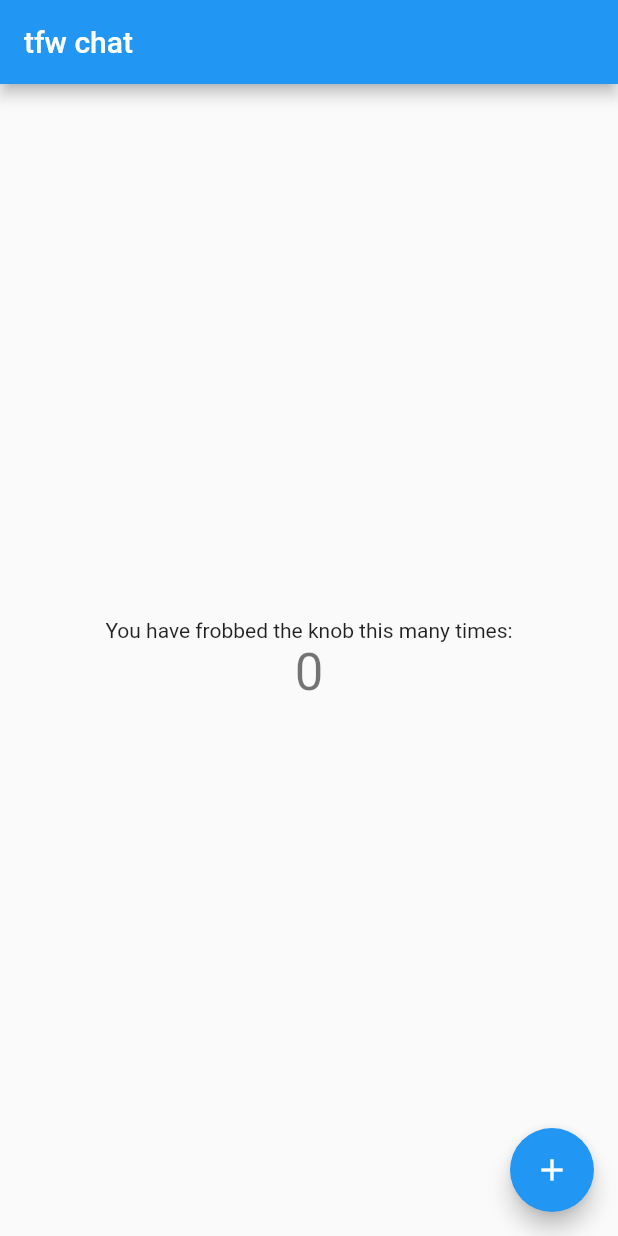
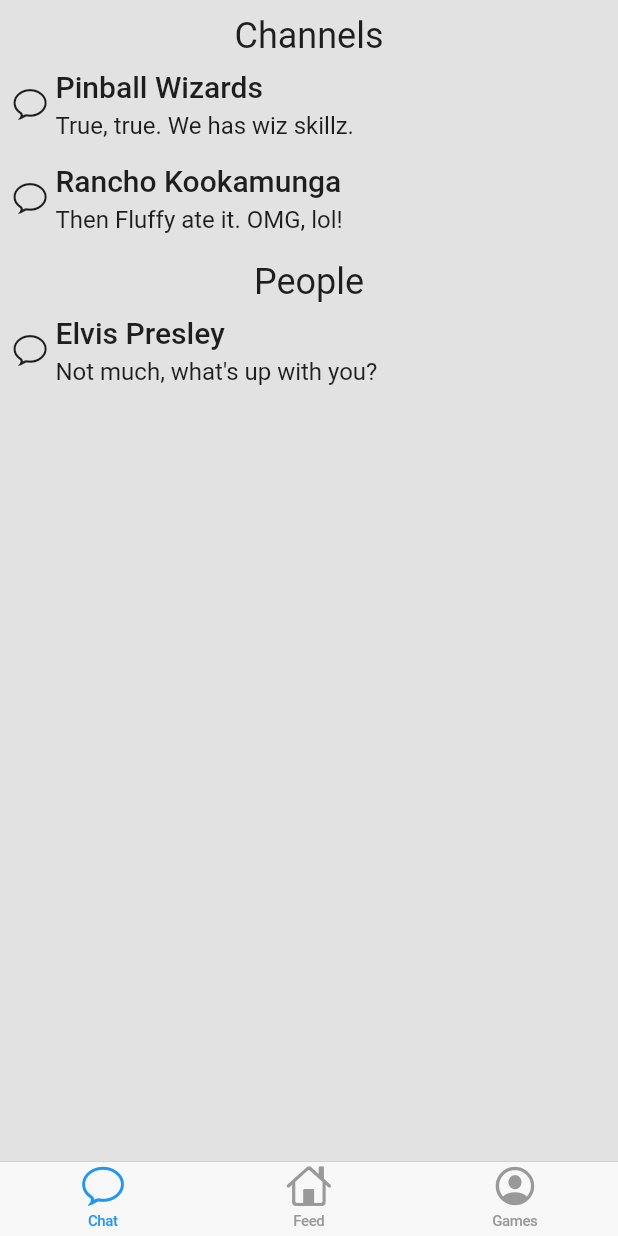
Before and after one commit to ggfolks/chatapp, a Flutter app: the screen it shows after launch, on a phone screen of 412 x 824 dp. Run offline on Flutter 3.47's test engine with Material 2 defaults, Android fonts, the phone set to English and light mode, and no system bars; our stand-ins replace built_collection, built_value, flutter_mobx, mobx; generated files the repository leaves out were written again.

Commit message:
Various progress on UI and data model.
Dart makes me sad, but Flutter is pretty amazing.

```diff
--- /dev/null
+++ b/lib/chat_tab.dart
@@ -0,0 +1,82 @@
+import 'package:flutter/cupertino.dart';
+import 'package:flutter/material.dart';
+import 'package:flutter_mobx/flutter_mobx.dart';
+
+import 'data.dart';
+import 'stores.dart';
+import 'fake.dart';
+import 'channel_page.dart';
+
+Widget statusView (BuildContext ctx, String photo, String name, String text, DateTime time) {
+  return Container(
+    padding: const EdgeInsets.all(8),
+    // DO: fixed height
+    child: Row(children: <Widget>[
+      Icon(CupertinoIcons.conversation_bubble), // DO: proper photo
+      Container(
+        padding: const EdgeInsets.only(left: 5),
+        child: Column(crossAxisAlignment: CrossAxisAlignment.start, children: <Widget>[
+          // DO: display time in upper right?
+          Container(
+            padding: const EdgeInsets.only(bottom: 5),
+            child: Text(name)
+          ),
+          Text(text, style: Theme.of(ctx).textTheme.subhead),
+        ])
+      )
+    ])
+  );
+}
+
+class ChatTab extends StatelessWidget {
+  const ChatTab ([this.profiles, this.channels]);
+
+  final ProfilesStore profiles;
+  final ChannelsStore channels;
+
+  @override
+  Widget build (BuildContext ctx) {
+    return DefaultTextStyle(
+      style: Theme.of(ctx).textTheme.title,
+      textAlign: TextAlign.left,
+      child: Observer(
+        builder: (_) {
+          // DO: if channel data is not yet available, show a loading indicator?
+          List<ChannelStatus> chanstats =
+            List.from(channels.channels.values)..sort(profiles.compareNames);
+          List<ChannelStatus> privstats =
+            List.from(channels.privates.values)..sort(profiles.compareNames);
+          final chancount = chanstats.length, privcount = privstats.length;
+          return ListView.builder(
+            itemCount: chancount + privcount + 2,
+            itemBuilder: (ctx, index) {
+              if (index == 0 || index == chancount+1) {
+                return Container(
+                  padding: const EdgeInsets.only(top: 10),
+                  child: Text(index == 0 ? "Channels" : "People",
+                              textAlign: TextAlign.center,
+                              style: Theme.of(ctx).textTheme.headline)
+                );
+              } else {
+                final isChan = (index <= chancount);
+                final cs = isChan ? chanstats[index-1] : privstats[index-chancount-2];
+                final p = profiles.profiles[cs.uuid] ?? (isChan ? unknownChannel : unknownPerson);
+                return GestureDetector(
+                  onTap: () {
+                    Navigator.of(ctx).push(
+                      CupertinoPageRoute<void>(
+                        title: p.name,
+                        builder: (ctx) => ChannelPage(channelStore(p))
+                      )
+                    );
+                  },
+                  child: statusView(ctx, p.photo, p.name, cs.latestMessage, cs.latestMessageTime)
+                );
+              }
+            }
+          );
+        }
+      ),
+    );
+  }
+}
--- a/lib/data.dart
+++ b/lib/data.dart
@@ -6,6 +6,10 @@ import 'package:built_value/built_value.dart';
 part 'data.g.dart';
 
 enum ProfileType { person, game, channel }
+
+abstract class Profiled {
+  String get profileId;
+}
 
 abstract class Profile implements Built<Profile, ProfileBuilder> {
 
@@ -18,35 +22,62 @@ abstract class Profile implements Built<Profile, ProfileBuilder> {
   Profile._();
 }
 
-abstract class ChannelStatus implements Built<ChannelStatus, ChannelStatusBuilder> {
+final unknownPerson = Profile(
+  (b) => b..uuid = ""
+          ..type = ProfileType.person
+          ..name = "?"
+          ..photo = "" // DO: photo for unknown person
+);
+
+final unknownGame = Profile(
+  (b) => b..uuid = ""
+          ..type = ProfileType.game
+          ..name = "?"
+          ..photo = "" // DO: photo for unknown game
+);
+
+final unknownChannel = Profile(
+  (b) => b..uuid = ""
+          ..type = ProfileType.channel
+          ..name = "?"
+          ..photo = "" // DO: photo for unknown channel
+);
+
+abstract class ChannelStatus implements Profiled, Built<ChannelStatus, ChannelStatusBuilder> {
 
   String get uuid;
   String get latestMessage;
   DateTime get latestMessageTime;
+
+  String get profileId => uuid;
 
   factory ChannelStatus ([updates(ChannelStatusBuilder b)]) = _$ChannelStatus;
   ChannelStatus._();
 }
 
 // DO: should this just be channel status? with extra stuff? can we extend Built classes?
-abstract class GameStatus implements Built<GameStatus, GameStatusBuilder> {
+abstract class GameStatus implements Profiled, Built<GameStatus, GameStatusBuilder> {
 
   String get uuid;
   String get latestMessage;
   DateTime get latestMessageTime;
 
+  String get profileId => uuid;
+
   factory GameStatus ([updates(GameStatusBuilder b)]) = _$GameStatus;
   GameStatus._();
 }
 
-abstract class Message implements Built<Message, MessageBuilder> {
+abstract class Message implements Profiled, Built<Message, MessageBuilder> {
 
   String get uuid;
-  String get authorID;
+  String get authorId;
   String get text;
   DateTime get sentTime;
-  DateTime get editedTime;
+  @nullable DateTime get editedTime;
   BuiltList<String> get attachments;
+
+  String get profileId => authorId;
 
   factory Message ([updates(MessageBuilder b)]) = _$Message;
   Message._();
--- /dev/null
+++ b/lib/feed_tab.dart
@@ -0,0 +1,43 @@
+import 'package:flutter/material.dart';
+import 'package:flutter_mobx/flutter_mobx.dart';
+
+// import 'data.dart';
+import 'stores.dart';
+
+import 'counter.dart';
+
+final counter = Counter();
+
+class FeedTab extends StatelessWidget {
+  const FeedTab([this.profiles, this.channels]);
+
+  final ProfilesStore profiles;
+  final ChannelsStore channels;
+
+  @override
+  Widget build(BuildContext context) {
+    return Scaffold(
+      body: Center(
+        child: Column(
+          mainAxisAlignment: MainAxisAlignment.center,
+          children: <Widget>[
+            Text(
+              'You have frobbed the feed knob this many times:',
+            ),
+            Observer(
+              builder: (_) => Text(
+                '${counter.value}',
+                style: Theme.of(context).textTheme.display1,
+              ),
+            ),
+          ],
+        ),
+      ),
+      floatingActionButton: FloatingActionButton(
+        onPressed: counter.increment,
+        tooltip: 'Increment',
+        child: Icon(Icons.add),
+      ),
+    );
+  }
+}
--- a/lib/main.dart
+++ b/lib/main.dart
@@ -1,57 +1,80 @@
+import 'package:flutter/cupertino.dart';
 import 'package:flutter/material.dart';
-import 'package:flutter_mobx/flutter_mobx.dart';
+// import 'package:flutter_mobx/flutter_mobx.dart';
 
-import 'counter.dart';
+import 'fake.dart';
+import 'chat_tab.dart';
+import 'feed_tab.dart';
+import 'games_tab.dart';
 
-final counter = Counter();
+var profiles = fakeProfilesStore();
+var channels = fakeChannelsStore();
 
-void main() => runApp(MyApp());
+void main () => runApp(ChatApp());
 
-class MyApp extends StatelessWidget {
+class ChatApp extends StatelessWidget {
+
   @override
-  Widget build(BuildContext context) {
+  Widget build(BuildContext ctx) {
     return MaterialApp(
       title: 'tfw chat',
       theme: ThemeData(
         primarySwatch: Colors.blue,
       ),
-      home: const MyHomePage(title: 'tfw chat'),
+      // TEMP: use a scaffold so we can show snackbars
+      home: Scaffold(
+        body: const ChatShell()
+      ),
     );
   }
 }
 
-class MyHomePage extends StatelessWidget {
-  const MyHomePage({this.title});
-
-  final String title;
+class ChatShell extends StatelessWidget {
+  const ChatShell();
 
   @override
-  Widget build(BuildContext context) {
-    return Scaffold(
-      appBar: AppBar(
-        title: Text(title),
+  Widget build(BuildContext ctx) {
+    return CupertinoTabScaffold(
+      tabBar: CupertinoTabBar(
+        items: [
+          BottomNavigationBarItem(
+            icon: Icon(CupertinoIcons.conversation_bubble),
+            title: Text('Chat'),
+          ),
+          BottomNavigationBarItem(
+            icon: Icon(CupertinoIcons.home),
+            title: Text('Feed'),
+          ),
+          BottomNavigationBarItem(
+            icon: Icon(CupertinoIcons.profile_circled),
+            title: Text('Games'),
+          ),
+        ],
       ),
-      body: Center(
-        child: Column(
-          mainAxisAlignment: MainAxisAlignment.center,
-          children: <Widget>[
-            Text(
-              'You have frobbed the knob this many times:',
-            ),
-            Observer(
-              builder: (_) => Text(
-                '${counter.value}',
-                style: Theme.of(context).textTheme.display1,
-              ),
-            ),
-          ],
-        ),
-      ),
-      floatingActionButton: FloatingActionButton(
-        onPressed: counter.increment,
-        tooltip: 'Increment',
-        child: Icon(Icons.add),
-      ),
+      tabBuilder: (ctx, int index) {
+        assert(index >= 0 && index <= 2);
+        switch (index) {
+          case 0:
+            return CupertinoTabView(
+              builder: (ctx) => ChatTab(profiles, channels),
+              defaultTitle: 'Chat',
+            );
+            break;
+          case 1:
+            return CupertinoTabView(
+              builder: (ctx) => FeedTab(profiles, channels),
+              defaultTitle: 'Feed',
+            );
+            break;
+          case 2:
+            return CupertinoTabView(
+              builder: (ctx) => GamesTab(profiles, channels),
+              defaultTitle: 'Games',
+            );
+            break;
+        }
+        return null;
+      },
     );
   }
 }
--- a/lib/stores.dart
+++ b/lib/stores.dart
@@ -3,10 +3,16 @@ import 'data.dart';
 
 part 'stores.g.dart';
 
-class ProfileStore = _ProfileStore with _$ProfileStore;
-abstract class _ProfileStore with Store {
+class ProfilesStore = _ProfilesStore with _$ProfilesStore;
+abstract class _ProfilesStore with Store {
 
   ObservableMap<String, Profile> profiles = ObservableMap();
+
+  /// Returns the name of the specified entity, or `?` if the entity is unknown.
+  String name (String uuid) => profiles[uuid]?.name ?? unknownPerson.name;
+
+  /// Compares two profiled entities by their profile names.
+  int compareNames (Profiled a, Profiled b) => name(a.profileId).compareTo(name(b.profileId));
 
   // DO: actions to request that profiles be resolveed
 }
@@ -30,3 +36,12 @@ abstract class _GamesStore with Store {
   /// Status of a small number of games we think this player might like.
   ObservableMap<String, GameStatus> discover = ObservableMap();
 }
+
+class ChannelStore = _ChannelStore with _$ChannelStore;
+abstract class _ChannelStore with Store {
+  _ChannelStore ([this.profile]);
+
+  final Profile profile;
+
+  ObservableMap<String, Message> messages = ObservableMap();
+}
```
Also changed, not shown: lib/channel_page.dart (added, +24 -0 lines), lib/fake.dart (+35 -22 lines), lib/games_tab.dart (added, +43 -0 lines).
